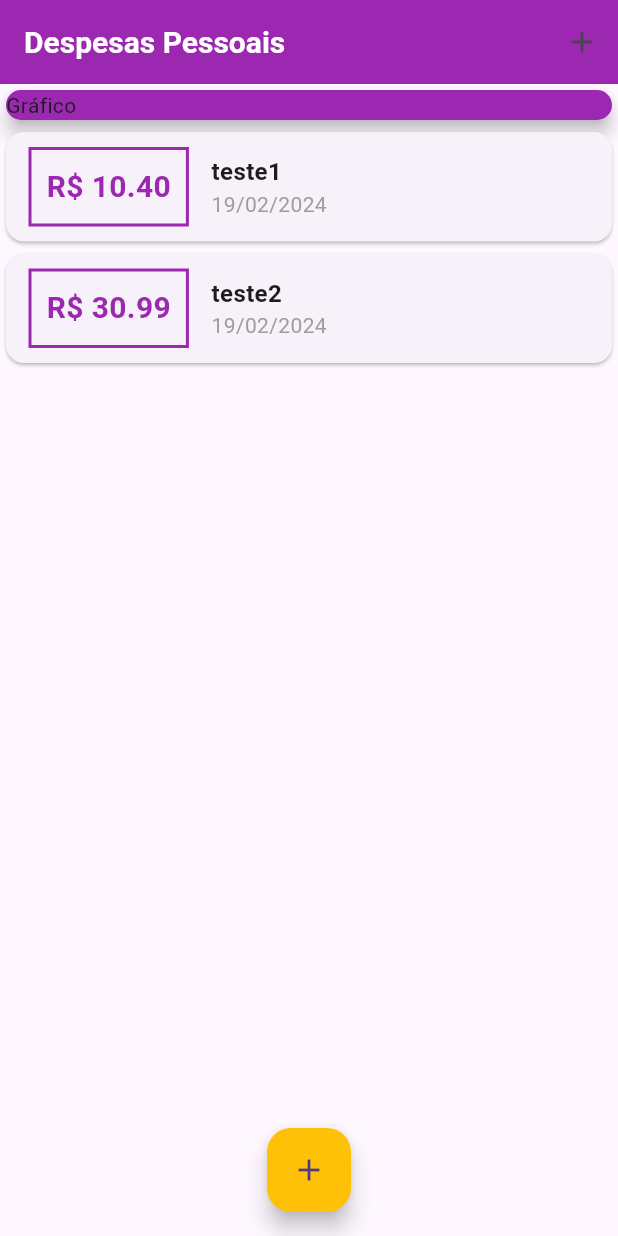
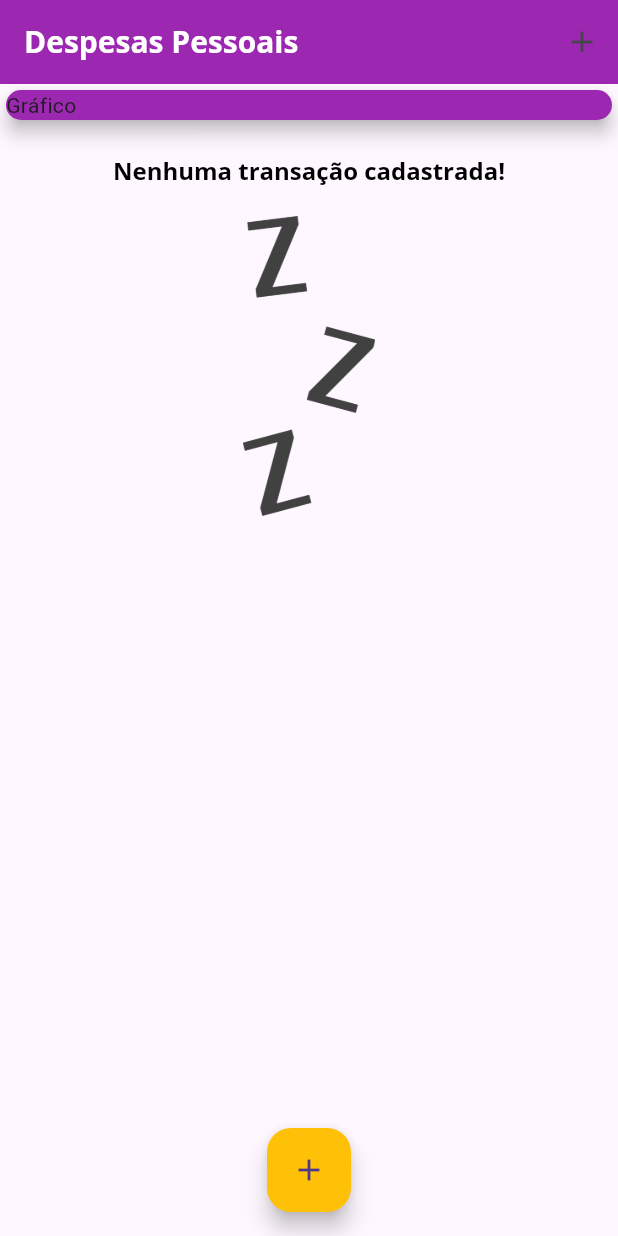
Before and after one commit to Jhon-Henkel/flutter_course_personal_expense_app, a Flutter app: the screen it shows after launch, on a phone screen of 412 x 824 dp. Run offline on Flutter 3.47's test engine with Material 3 defaults, Android fonts, the phone set to English and light mode, and no system bars.

Commit message:
feat: added font, fontstyle and image for empty transaction list

```diff
--- a/lib/components/transaction_list.dart
+++ b/lib/components/transaction_list.dart
@@ -11,7 +11,25 @@ class TransactionList extends StatelessWidget {
   Widget build(BuildContext context) {
     return SizedBox(
       height: 300,
-      child: ListView.builder(
+      child: transactions.isEmpty
+          ? Column(
+              children: <Widget>[
+                const SizedBox(height: 20),
+                Text(
+                  'Nenhuma transação cadastrada!',
+                  style: Theme.of(context).textTheme.titleLarge,
+                ),
+                const SizedBox(height: 20),
+                SizedBox(
+                  height: 200,
+                  child: Image.asset(
+                    'assets/images/waiting.png',
+                    fit: BoxFit.cover,
+                  ),
+                ),
+              ],
+            )
+          : ListView.builder(
               itemCount: transactions.length,
               itemBuilder: (ctx, index) {
                 final transaction = transactions[index];
@@ -19,8 +37,10 @@ class TransactionList extends StatelessWidget {
                   child: Row(
                     children: <Widget>[
                       Container(
-                  margin:
-                      const EdgeInsets.symmetric(vertical: 10, horizontal: 15),
+                        margin: const EdgeInsets.symmetric(
+                          vertical: 10,
+                          horizontal: 15,
+                        ),
                         decoration: BoxDecoration(
                           border: Border.all(
                             color: Theme.of(context).colorScheme.primary,
@@ -42,10 +62,7 @@ class TransactionList extends StatelessWidget {
                         children: <Widget>[
                           Text(
                             transaction.title,
-                      style: const TextStyle(
-                        fontSize: 16,
-                        fontWeight: FontWeight.bold,
-                      ),
+                            style: Theme.of(context).textTheme.titleLarge,
                           ),
                           Text(
                             DateFormat('d/MM/y').format(transaction.date),
--- a/lib/main.dart
+++ b/lib/main.dart
@@ -27,7 +27,7 @@ class ExpensesApp extends StatelessWidget {
         textTheme: tema.textTheme.copyWith(
           titleLarge: const TextStyle(
             fontFamily: 'OpenSans',
-            fontSize: 18,
+            fontSize: 16,
             fontWeight: FontWeight.bold,
             color: Colors.black,
           ),
@@ -52,9 +52,9 @@ class MyHomePage extends StatefulWidget {
 }
 
 class _MyHomePageState extends State<MyHomePage> {
-  final _transactions = [
-    Transaction(id: 't1', title: 'teste1', value: 10.40, date: DateTime.now()),
-    Transaction(id: 't2', title: 'teste2', value: 30.99, date: DateTime.now()),
+  final List<Transaction> _transactions = [
+    // Transaction(id: 't1', title: 'teste1', value: 10.40, date: DateTime.now()),
+    // Transaction(id: 't2', title: 'teste2', value: 30.99, date: DateTime.now()),
   ];
 
   _addTransaction(String title, double value) {
```
Also changed, not shown: pubspec.yaml (+13 -29 lines), assets/fonts/OpenSans-Bold.ttf (added), assets/fonts/OpenSans-Regular.ttf (added), assets/fonts/Quicksand-Bold.ttf (added), assets/fonts/Quicksand-Light.ttf (added), assets/fonts/Quicksand-Medium.ttf (added), assets/fonts/Quicksand-Regular.ttf (added), assets/images/waiting.png (added). Lines whose indentation alone changed are shown as unchanged.
